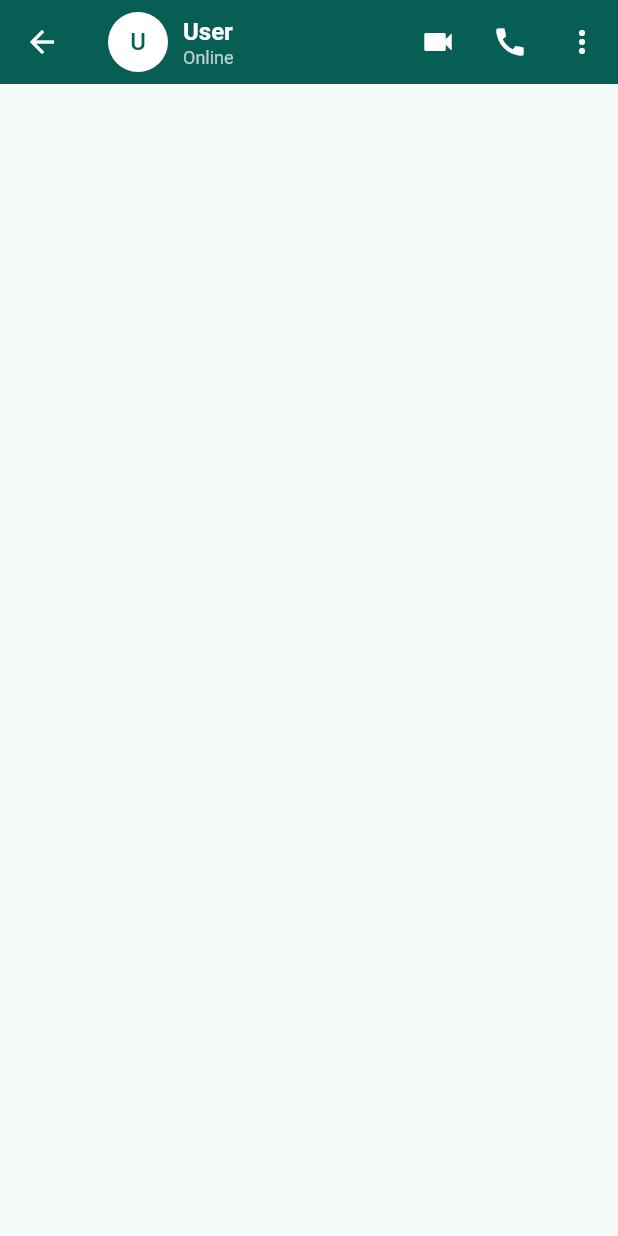
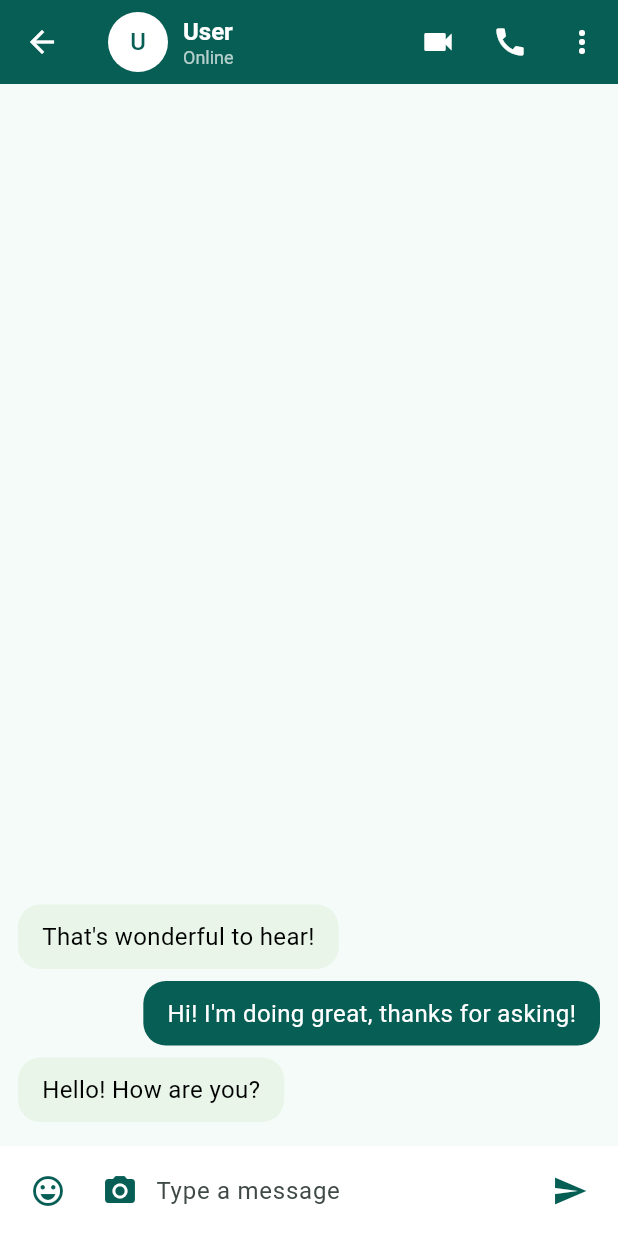
Before and after one commit to SDL455/SmartTalk, a Flutter app: the ChatPage screen opened by its route, on a phone screen of 412 x 824 dp. Run offline on Flutter 3.47's test engine with Material 3 defaults, Android fonts, the phone set to English and light mode, and no system bars; our stand-ins replace emoji_picker_flutter, firebase_core, flutter_chat_types, get, image_picker; accounts and stored records are empty.

Commit message:
add insert emoji and image

```diff
--- a/lib/features/chat/views/chat_page.dart
+++ b/lib/features/chat/views/chat_page.dart
@@ -2,6 +2,9 @@ import 'package:flutter/material.dart';
 import 'package:flutter_chat_types/flutter_chat_types.dart' as types;
 import 'package:get/get.dart';
 import 'package:whatsapp/cores/models/chat.dart';
+import 'widgets/chat_message_list.dart';
+import 'widgets/chat_input_field.dart';
+import 'dart:io';
 
 class ChatPage extends StatefulWidget {
   @override
@@ -62,6 +65,18 @@ class _ChatPageState extends State<ChatPage> {
     _addMessage(textMessage);
   }
 
+  void _handleSendImage(File imageFile) {
+    final imageMessage = types.ImageMessage(
+      author: _user,
+      createdAt: DateTime.now().millisecondsSinceEpoch,
+      id: DateTime.now().millisecondsSinceEpoch.toString(),
+      name: imageFile.path.split('/').last,
+      size: imageFile.lengthSync(),
+      uri: imageFile.path,
+    );
+    _addMessage(imageMessage);
+  }
+
   @override
   Widget build(BuildContext context) {
     final chat = Get.arguments as Chat?;
@@ -117,18 +132,17 @@ class _ChatPageState extends State<ChatPage> {
           ),
         ],
       ),
-      // body: Chat(
-      //   messages: _messages,
-      //   onSendPressed: _handleSendPressed,
-      //   user: _user,
-      //   theme: DefaultChatTheme(
-      //     primaryColor: Color(0xFF075E54),
-      //     secondaryColor: Color(0xFFE8F5E8),
-      //     inputBackgroundColor: Colors.white,
-      //     inputTextColor: Colors.black,
-      //     messageBorderRadius: 15,
-      //   ),
-      // ),
+      body: Column(
+        children: [
+          Expanded(
+            child: ChatMessageList(messages: _messages, user: _user),
+          ),
+          ChatInputField(
+            onSendPressed: _handleSendPressed,
+            onSendImage: _handleSendImage,
+          ),
+        ],
+      ),
     );
   }
 }
--- /dev/null
+++ b/lib/features/chat/views/widgets/chat_input_field.dart
@@ -0,0 +1,166 @@
+import 'package:flutter/material.dart';
+import 'package:flutter_chat_types/flutter_chat_types.dart' as types;
+import 'package:emoji_picker_flutter/emoji_picker_flutter.dart';
+import 'package:image_picker/image_picker.dart';
+import 'dart:io';
+
+class ChatInputField extends StatefulWidget {
+  final void Function(types.PartialText) onSendPressed;
+  final void Function(File)? onSendImage;
+  const ChatInputField({
+    Key? key,
+    required this.onSendPressed,
+    this.onSendImage,
+  }) : super(key: key);
+
+  @override
+  State<ChatInputField> createState() => _ChatInputFieldState();
+}
+
+class _ChatInputFieldState extends State<ChatInputField> {
+  final TextEditingController _controller = TextEditingController();
+  bool _showEmojiPicker = false;
+  final ImagePicker _picker = ImagePicker();
+
+  void _send() {
+    final text = _controller.text.trim();
+    if (text.isNotEmpty) {
+      widget.onSendPressed(types.PartialText(text: text));
+      _controller.clear();
+    }
+  }
+
+  void _toggleEmojiPicker() {
+    FocusScope.of(context).unfocus();
+    setState(() {
+      _showEmojiPicker = !_showEmojiPicker;
+    });
+  }
+
+  void _onCameraPressed() async {
+    showModalBottomSheet(
+      context: context,
+      builder: (context) {
+        return SafeArea(
+          child: Column(
+            mainAxisSize: MainAxisSize.min,
+            children: [
+              ListTile(
+                leading: Icon(Icons.camera_alt, color: Color(0xFF075E54)),
+                title: Text('Take Photo'),
+                onTap: () async {
+                  Navigator.pop(context);
+                  final XFile? pickedFile = await _picker.pickImage(
+                    source: ImageSource.camera,
+                    imageQuality: 80,
+                    maxWidth: 1024,
+                  );
+                  if (pickedFile != null && widget.onSendImage != null) {
+                    widget.onSendImage!(File(pickedFile.path));
+                  }
+                },
+              ),
+              ListTile(
+                leading: Icon(Icons.photo_library, color: Color(0xFF075E54)),
+                title: Text('Choose from Gallery'),
+                onTap: () async {
+                  Navigator.pop(context);
+                  final XFile? pickedFile = await _picker.pickImage(
+                    source: ImageSource.gallery,
+                    imageQuality: 80,
+                    maxWidth: 1024,
+                  );
+                  if (pickedFile != null && widget.onSendImage != null) {
+                    widget.onSendImage!(File(pickedFile.path));
+                  }
+                },
+              ),
+            ],
+          ),
+        );
+      },
+    );
+  }
+
+  void _onEmojiSelected(Emoji emoji) {
+    final text = _controller.text;
+    final selection = _controller.selection;
+    final newText = text.replaceRange(
+      selection.start,
+      selection.end,
+      emoji.emoji,
+    );
+    final emojiLength = emoji.emoji.length;
+    _controller.text = newText;
+    _controller.selection = TextSelection.collapsed(
+      offset: selection.start + emojiLength,
+    );
+  }
+
+  @override
+  Widget build(BuildContext context) {
+    return SafeArea(
+      child: Column(
+        mainAxisSize: MainAxisSize.min,
+        children: [
+          Container(
+            padding: const EdgeInsets.symmetric(horizontal: 8, vertical: 6),
+            color: Colors.white,
+            child: Row(
+              children: [
+                IconButton(
+                  icon: const Icon(
+                    Icons.emoji_emotions_outlined,
+                    color: Color(0xFF075E54),
+                  ),
+                  onPressed: _toggleEmojiPicker,
+                ),
+                IconButton(
+                  icon: const Icon(Icons.camera_alt, color: Color(0xFF075E54)),
+                  onPressed: _onCameraPressed,
+                ),
+                Expanded(
+                  child: TextField(
+                    controller: _controller,
+                    decoration: const InputDecoration(
+                      hintText: 'Type a message',
+                      border: InputBorder.none,
+                    ),
+                    onSubmitted: (_) => _send(),
+                  ),
+                ),
+                IconButton(
+                  icon: const Icon(Icons.send, color: Color(0xFF075E54)),
+                  onPressed: _send,
+                ),
+              ],
+            ),
+          ),
+          if (_showEmojiPicker)
+            SizedBox(
+              height: 250,
+              child: EmojiPicker(
+                onEmojiSelected: (category, emoji) {
+                  _onEmojiSelected(emoji);
+                },
+                textEditingController: _controller,
+                config: Config(
+                  height: 250,
+                  emojiViewConfig: EmojiViewConfig(
+                    emojiSizeMax: 32,
+                    backgroundColor: Color(0xFFF2F2F2),
+                  ),
+                  categoryViewConfig: CategoryViewConfig(
+                    indicatorColor: Color(0xFF075E54),
+                    iconColor: Colors.grey,
+                    iconColorSelected: Color(0xFF075E54),
+                    backspaceColor: Color(0xFF075E54),
+                  ),
+                ),
+              ),
+            ),
+        ],
+      ),
+    );
+  }
+}
--- /dev/null
+++ b/lib/features/chat/views/widgets/chat_message_list.dart
@@ -0,0 +1,62 @@
+import 'package:flutter/material.dart';
+import 'package:flutter_chat_types/flutter_chat_types.dart' as types;
+import 'dart:io';
+
+class ChatMessageList extends StatelessWidget {
+  final List<types.Message> messages;
+  final types.User user;
+
+  const ChatMessageList({Key? key, required this.messages, required this.user})
+    : super(key: key);
+
+  @override
+  Widget build(BuildContext context) {
+    return ListView.builder(
+      reverse: true,
+      padding: const EdgeInsets.all(12),
+      itemCount: messages.length,
+      itemBuilder: (context, index) {
+        final message = messages[index];
+        final isMe = message.author.id == user.id;
+        if (message is types.TextMessage) {
+          return Align(
+            alignment: isMe ? Alignment.centerRight : Alignment.centerLeft,
+            child: Container(
+              margin: const EdgeInsets.symmetric(vertical: 4),
+              padding: const EdgeInsets.symmetric(horizontal: 16, vertical: 10),
+              decoration: BoxDecoration(
+                color: isMe ? const Color(0xFF075E54) : const Color(0xFFE8F5E8),
+                borderRadius: BorderRadius.circular(15),
+              ),
+              child: Text(
+                message.text,
+                style: TextStyle(
+                  color: isMe ? Colors.white : Colors.black,
+                  fontSize: 16,
+                ),
+              ),
+            ),
+          );
+        } else if (message is types.ImageMessage) {
+          return Align(
+            alignment: isMe ? Alignment.centerRight : Alignment.centerLeft,
+            child: Container(
+              margin: const EdgeInsets.symmetric(vertical: 4),
+              child: ClipRRect(
+                borderRadius: BorderRadius.circular(12),
+                child: Image.file(
+                  File(message.uri),
+                  width: 180,
+                  height: 180,
+                  fit: BoxFit.cover,
+                ),
+              ),
+            ),
+          );
+        } else {
+          return const SizedBox.shrink();
+        }
+      },
+    );
+  }
+}
```
Also changed, not shown: pubspec.yaml (+11 -6 lines), pubspec.lock, 6 other files.
